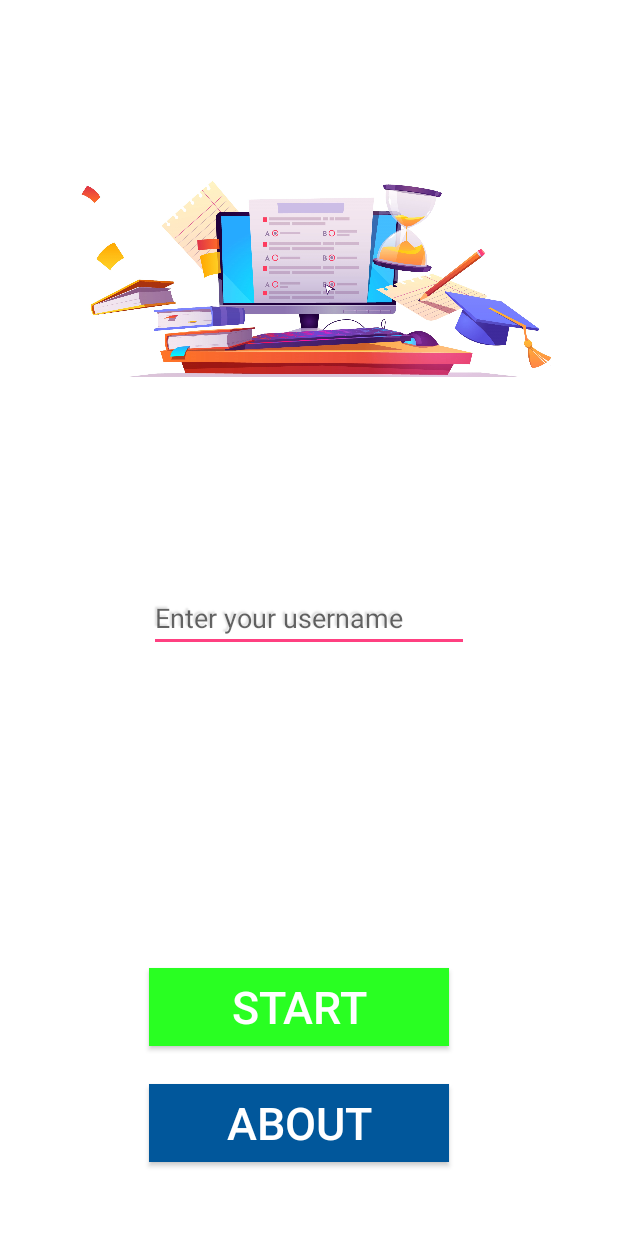
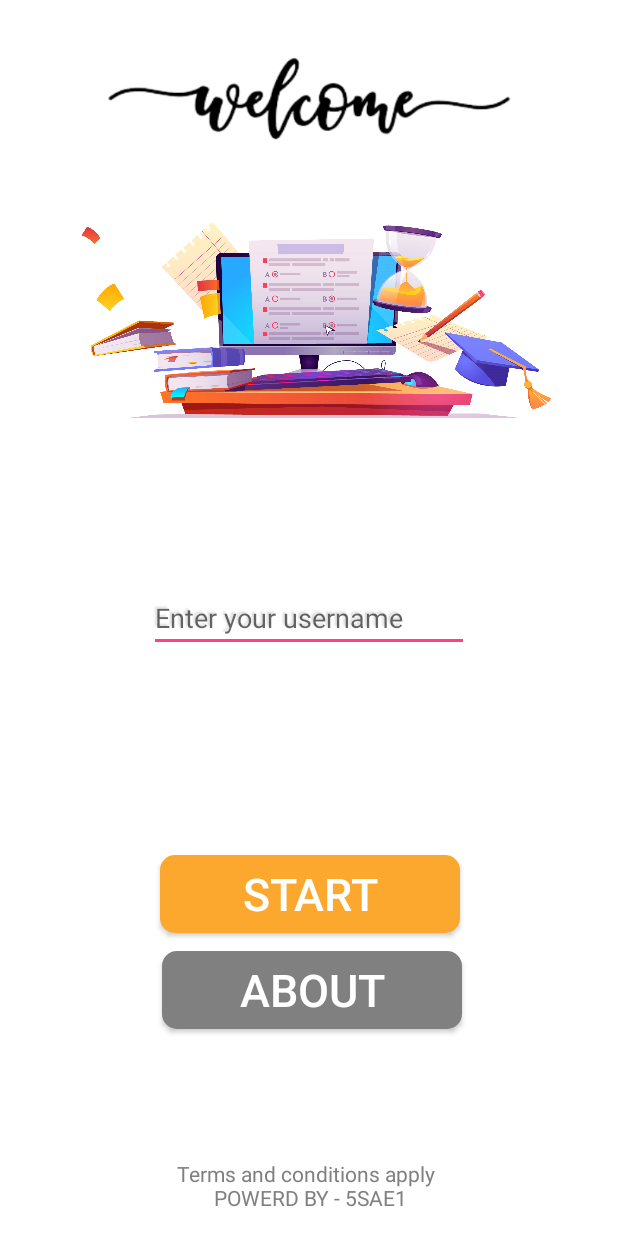
Before and after one commit to YKaroui/TOP-Quizz, an Android app: the screen it shows after launch (MainActivity), on a phone screen of 412 x 824 dp. Run offline under Robolectric (Android 15) with nearby library versions, the light colour scheme and no system bars.

Commit message:
Button & text fields edited

```diff
--- /dev/null
+++ b/app/src/main/res/drawable/rounded_button.xml
@@ -0,0 +1,13 @@
+<?xml version="1.0" encoding="utf-8"?>
+
+<shape xmlns:android="http://schemas.android.com/apk/res/android" android:shape="rectangle" android:padding="10dp">
+
+    <solid android:color="#FCA82F"/> <!-- this one is the color of the Rounded Button -->
+
+    <corners
+        android:bottomRightRadius="10dp"
+        android:bottomLeftRadius="10dp"
+        android:topLeftRadius="10dp"
+        android:topRightRadius="10dp"/>
+
+</shape>
--- a/app/src/main/res/layout/activity_main.xml
+++ b/app/src/main/res/layout/activity_main.xml
@@ -18,8 +18,11 @@
         android:layout_above="@+id/button2"
         android:layout_alignStart="@+id/editName"
         android:layout_alignLeft="@+id/editName"
-        android:layout_marginBottom="25dp"
-        android:background="#29FF22"
+        android:layout_centerHorizontal="true"
+        android:layout_marginStart="7dp"
+        android:layout_marginLeft="7dp"
+        android:layout_marginBottom="12dp"
+        android:background="@drawable/rounded_button"
         android:text="Start"
         android:textColor="#ffffff"
         android:textSize="30dp" />
@@ -37,7 +40,8 @@
         android:shadowRadius = "1"
         android:hint="Enter your username"
         android:inputType="textPersonName"
-        android:textColor="#df040b" />
+        android:textColor="#df040b"
+        />
 
     <Button
         android:id="@+id/button2"
@@ -46,19 +50,40 @@
         android:layout_alignStart="@+id/button"
         android:layout_alignLeft="@+id/button"
         android:layout_alignParentBottom="true"
-        android:layout_marginBottom="33dp"
-        android:background="#01579B"
+        android:layout_marginStart="1dp"
+        android:layout_marginLeft="1dp"
+        android:layout_marginBottom="122dp"
+        android:background="@drawable/rounded_button"
+        android:backgroundTint="#808080"
         android:text="About"
         android:textColor="#ffffff"
-        android:textSize="30dp" />
+        android:textSize="30dp"
+        android:layout_centerHorizontal="true"/>
 
     <ImageView
         android:id="@+id/imageView3"
         android:layout_width="400dp"
-        android:layout_height="350dp"
-        app:srcCompat="@drawable/main_icon"
+        android:layout_height="250dp"
         android:layout_alignParentTop="true"
+        android:layout_marginTop="77dp"
+        app:srcCompat="@drawable/main_icon" />
+
+    <ImageView
+        android:id="@+id/imageView4"
+        android:layout_marginTop="20dp"
+        android:layout_width="315dp"
+        android:layout_height="63dp"
+        app:srcCompat="@drawable/welcome"
+        android:layout_centerHorizontal="true"/>
+
+    <TextView
+        android:id="@+id/textView"
+        android:layout_width="wrap_content"
+        android:layout_height="wrap_content"
+        android:text="Terms and conditions apply \n POWERD BY - 5SAE1"
+        android:layout_alignParentBottom="true"
         android:layout_centerHorizontal="true"
-        />
+        android:textAlignment="center"
+        android:textColor="#808080"/>
 
 </RelativeLayout>
```
Also changed, not shown: app/src/main/res/drawable/welcome.png (added).
